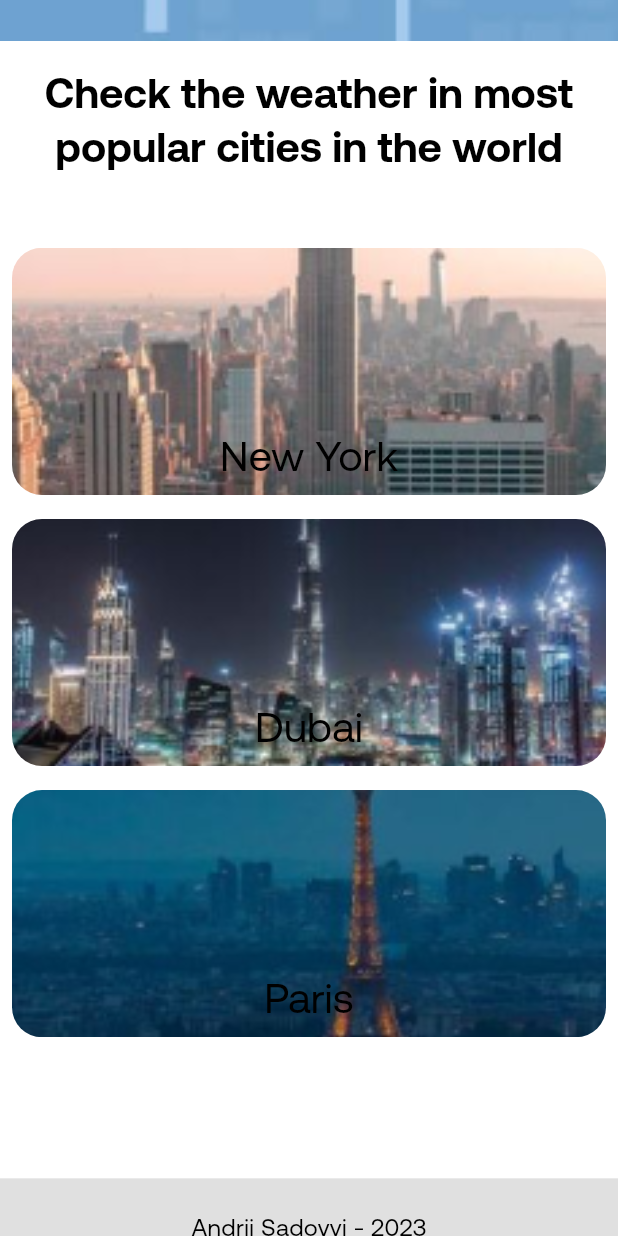
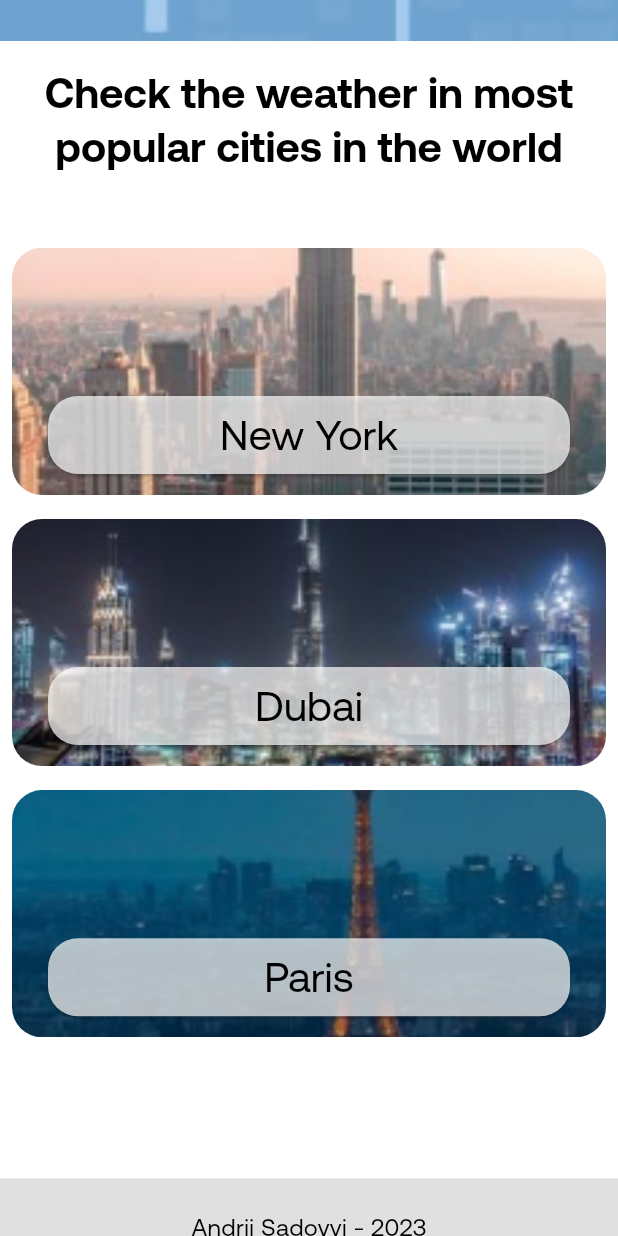
Before and after one commit to andriiSad/weather_app_ca, a Flutter app: the screen it shows after launch, scrolled down 576 dp, on a phone screen of 412 x 824 dp. Run offline on Flutter 3.47's test engine with Material 2 defaults, Android fonts, the phone set to English and light mode, and no system bars; our stand-ins replace bloc, dartz, equatable, flutter_bloc, flutter_dotenv, gap and 5 more; missing offline and left inert: search_map_place_updated, yako_theme_switch; network calls fail.

Commit message:
added providers to the tree

```diff
--- a/lib/main.dart
+++ b/lib/main.dart
@@ -1,6 +1,11 @@
 import 'package:flutter/material.dart';
 import 'package:flutter_bloc/flutter_bloc.dart';
 import 'package:flutter_dotenv/flutter_dotenv.dart';
+import 'package:provider/provider.dart';
+import 'package:weather_app_ca/core/common/providers/location_provider.dart';
+import 'package:weather_app_ca/core/common/providers/theme_provider.dart';
+import 'package:weather_app_ca/core/extensions/context_extension.dart';
+import 'package:weather_app_ca/core/res/strings.dart';
 import 'package:weather_app_ca/core/services/bloc_observer.dart';
 import 'package:weather_app_ca/core/services/injection_container/injection_container.dart';
 import 'package:weather_app_ca/core/theme/theme.dart';
@@ -18,21 +23,47 @@ Future<void> main() async {
   await init();
 
   runApp(
-    const MainApp(),
+    ChangeNotifierProvider(
+      create: (_) => ThemeProvider(),
+      child: const MainApp(),
+    ),
   );
 }
 
-class MainApp extends StatelessWidget {
+class MainApp extends StatefulWidget {
   const MainApp({super.key});
+
+  @override
+  State<MainApp> createState() => _MainAppState();
+}
+
+class _MainAppState extends State<MainApp> {
+  @override
+  void initState() {
+    super.initState();
+    context.themeProvider.initThemeMode();
+  }
 
   @override
   Widget build(BuildContext context) {
     return BlocProvider(
       create: (context) => serviceLocator<WeatherBloc>(),
-      child: MaterialApp(
-        theme: AppTheme.lightTheme,
-        home: const HomeScreen(),
-        debugShowCheckedModeBanner: false,
+      child: Consumer<ThemeProvider>(
+        builder: (context, themeProvider, child) {
+          final themeMode = themeProvider.themeMode;
+
+          return ChangeNotifierProvider(
+            create: (_) => LocationProvider(),
+            child: MaterialApp(
+              title: appName,
+              theme: AppTheme.lightTheme,
+              darkTheme: AppTheme.darkTheme,
+              themeMode: themeMode,
+              home: const HomeScreen(),
+              debugShowCheckedModeBanner: false,
+            ),
+          );
+        },
       ),
     );
   }
--- a/lib/src/weather/presentation/screens/home/home_screen.dart
+++ b/lib/src/weather/presentation/screens/home/home_screen.dart
@@ -1,7 +1,8 @@
 import 'package:flutter/material.dart';
-import 'package:flutter_bloc/flutter_bloc.dart';
 import 'package:gap/gap.dart';
 import 'package:geolocator/geolocator.dart';
+import 'package:provider/provider.dart';
+import 'package:weather_app_ca/core/common/providers/theme_provider.dart';
 import 'package:weather_app_ca/core/extensions/context_extension.dart';
 import 'package:weather_app_ca/core/models/coordinates.dart';
 import 'package:weather_app_ca/src/weather/presentation/bloc/weather_bloc.dart';
@@ -10,6 +11,7 @@ import 'package:weather_app_ca/src/weather/presentation/screens/home/widgets/pop
 import 'package:weather_app_ca/src/weather/presentation/screens/home/widgets/search_bar.dart'
     as widgets;
 import 'package:weather_app_ca/src/weather/presentation/screens/home/widgets/weather_card.dart';
+import 'package:yako_theme_switch/yako_theme_switch.dart';
 
 class HomeScreen extends StatefulWidget {
   const HomeScreen({super.key});
@@ -35,23 +37,39 @@ class _HomeScreenState extends State<HomeScreen> {
   @override
   Widget build(BuildContext context) {
     final pages = <Widget>[
-      Container(
+      Consumer<ThemeProvider>(
+        builder: (_, themeProvider, __) => Container(
           height: context.screenHeight,
-        decoration: const BoxDecoration(
+          decoration: BoxDecoration(
             image: DecorationImage(
-            image: AssetImage('assets/images/bg_day.png'),
+              image: themeProvider.themeMode == ThemeMode.dark
+                  ? const AssetImage('assets/images/bg_night.png')
+                  : const AssetImage('assets/images/bg_day.png'),
               fit: BoxFit.cover,
             ),
           ),
           child: SafeArea(
             child: Padding(
               padding: const EdgeInsets.symmetric(horizontal: 20),
-            //TODO(fix scroll)
-            child: SingleChildScrollView(
-              keyboardDismissBehavior: ScrollViewKeyboardDismissBehavior.onDrag,
+              child: SizedBox(
+                height: context.screenHeight,
                 child: Column(
+                  mainAxisSize: MainAxisSize.min,
                   children: [
-                  Gap(context.screenHeight * 0.1),
+                    Gap(context.screenHeight * 0.02),
+                    YakoThemeSwitch(
+                      enabled: !themeProvider.isDarkMode,
+                      onChanged: ({bool? changed}) {
+                        context.themeProvider.toggleThemeMode();
+                      },
+                      width: 50,
+                      enabledBackgroundColor: Colors.blue,
+                      disabledBackgroundColor: Colors.blueGrey,
+                      enabledToggleColor: Colors.yellow,
+                      disabledToggleColor: Colors.white,
+                      animationDuration: const Duration(milliseconds: 300),
+                    ),
+                    Gap(context.screenHeight * 0.02),
                     Stack(
                       children: [
                         Padding(
@@ -67,16 +85,17 @@ class _HomeScreenState extends State<HomeScreen> {
                         ),
                       ],
                     ),
-                  Gap(context.screenHeight * 0.2),
                   ],
                 ),
               ),
             ),
           ),
         ),
-      Container(
+      ),
+      Consumer<ThemeProvider>(
+        builder: (_, themeProvider, __) => Container(
           height: context.screenHeight,
-        color: Colors.white,
+          color: themeProvider.isDarkMode ? Colors.black : Colors.white,
           child: Column(
             mainAxisAlignment: MainAxisAlignment.spaceBetween,
             children: [
@@ -87,17 +106,23 @@ class _HomeScreenState extends State<HomeScreen> {
             ],
           ),
         ),
+      ),
     ];
 
     return Scaffold(
-      body: PageView.builder(
+      body: SingleChildScrollView(
+        keyboardDismissBehavior: ScrollViewKeyboardDismissBehavior.onDrag,
+        child: ConstrainedBox(
+          constraints: BoxConstraints(maxHeight: context.screenHeight),
+          child: PageView.builder(
             itemCount: pages.length,
             controller: pageController,
             scrollDirection: Axis.vertical,
-        physics: const ClampingScrollPhysics(),
             itemBuilder: (BuildContext context, int index) {
               return pages[index];
             },
+          ),
+        ),
       ),
     );
   }
@@ -107,6 +132,11 @@ class _HomeScreenState extends State<HomeScreen> {
       final determinePosition = await _determinePosition();
 
       if (context.mounted) {
+        context.locationProvider.coordinates = Coordinates(
+          lat: determinePosition.latitude,
+          lon: determinePosition.longitude,
+        );
+
         context.read<WeatherBloc>().add(
               SelectedCityByCoordinatesEvent(
                 coord: Coordinates(
--- a/lib/src/weather/presentation/screens/home/widgets/city_card.dart
+++ b/lib/src/weather/presentation/screens/home/widgets/city_card.dart
@@ -30,8 +30,20 @@ class CityCard extends StatelessWidget {
             fit: BoxFit.fitWidth,
           ),
         ),
+        child: Padding(
+          padding: const EdgeInsets.symmetric(
+            vertical: 10,
+            horizontal: 20,
+          ),
           child: Align(
             alignment: Alignment.bottomCenter,
+            child: SizedBox(
+              width: double.infinity,
+              child: Card(
+                color: Colors.white.withOpacity(0.7),
+                shape: RoundedRectangleBorder(
+                  borderRadius: BorderRadius.circular(20),
+                ),
                 child: TextButton(
                   onPressed: () {
                     context
@@ -50,6 +62,9 @@ class CityCard extends StatelessWidget {
                 ),
               ),
             ),
+          ),
+        ),
+      ),
     );
   }
 }
--- a/lib/src/weather/presentation/screens/home/widgets/footer.dart
+++ b/lib/src/weather/presentation/screens/home/widgets/footer.dart
@@ -1,5 +1,7 @@
 import 'package:flutter/material.dart';
 import 'package:intl/intl.dart';
+import 'package:provider/provider.dart';
+import 'package:weather_app_ca/core/common/providers/theme_provider.dart';
 import 'package:weather_app_ca/core/extensions/context_extension.dart';
 import 'package:weather_app_ca/core/res/strings.dart';
 
@@ -9,13 +11,17 @@ class Footer extends StatelessWidget {
   @override
   Widget build(BuildContext context) {
     final currentYear = DateFormat('y').format(DateTime.now());
-    return Container(
-      height: context.screenHeight * 0.08,
-      color: Colors.grey[300],
-      child: Center(
-        child: Text(
-          '$myNameSurname - $currentYear',
-          style: context.textTheme.bodyMedium,
+    return Consumer<ThemeProvider>(
+      builder: (_, themeProvider, __) => Container(
+        height: context.screenHeight * 0.08,
+        color: !themeProvider.isDarkMode ? Colors.grey[300] : Colors.grey[800],
+        child: Center(
+          child: Text(
+            '$myNameSurname - $currentYear',
+            style: context.textTheme.bodyMedium!.copyWith(
+              color: themeProvider.isDarkMode ? Colors.white : Colors.black,
+            ),
+          ),
         ),
       ),
     );
--- a/lib/src/weather/presentation/screens/home/widgets/popular_cities.dart
+++ b/lib/src/weather/presentation/screens/home/widgets/popular_cities.dart
@@ -1,5 +1,7 @@
 import 'package:flutter/material.dart';
 import 'package:gap/gap.dart';
+import 'package:provider/provider.dart';
+import 'package:weather_app_ca/core/common/providers/theme_provider.dart';
 import 'package:weather_app_ca/core/extensions/context_extension.dart';
 import 'package:weather_app_ca/core/models/popular_city.dart';
 import 'package:weather_app_ca/core/res/strings.dart';
@@ -35,11 +37,19 @@ class PopularCititesWidget extends StatelessWidget {
     return Column(
       children: [
         Gap(context.screenHeight * 0.02),
-        Text(
-          popularCitiesSectionName,
-          textAlign: TextAlign.center,
-          style: context.textTheme.titleLarge!.copyWith(
-            fontWeight: FontWeight.bold,
+        Consumer<ThemeProvider>(
+          builder: (
+            _,
+            themeProvider,
+            __,
+          ) =>
+              Text(
+            popularCitiesSectionName,
+            textAlign: TextAlign.center,
+            style: context.textTheme.titleLarge!.copyWith(
+              fontWeight: FontWeight.bold,
+              color: themeProvider.isDarkMode ? Colors.white : Colors.black,
+            ),
           ),
         ),
         Gap(context.screenHeight * 0.05),
```
Also changed, not shown: lib/src/weather/presentation/screens/google_map.dart (deleted, +0 -156 lines), lib/src/weather/presentation/screens/home/widgets/search_bar.dart (+23 -5 lines). Lines whose indentation alone changed are shown as unchanged.
